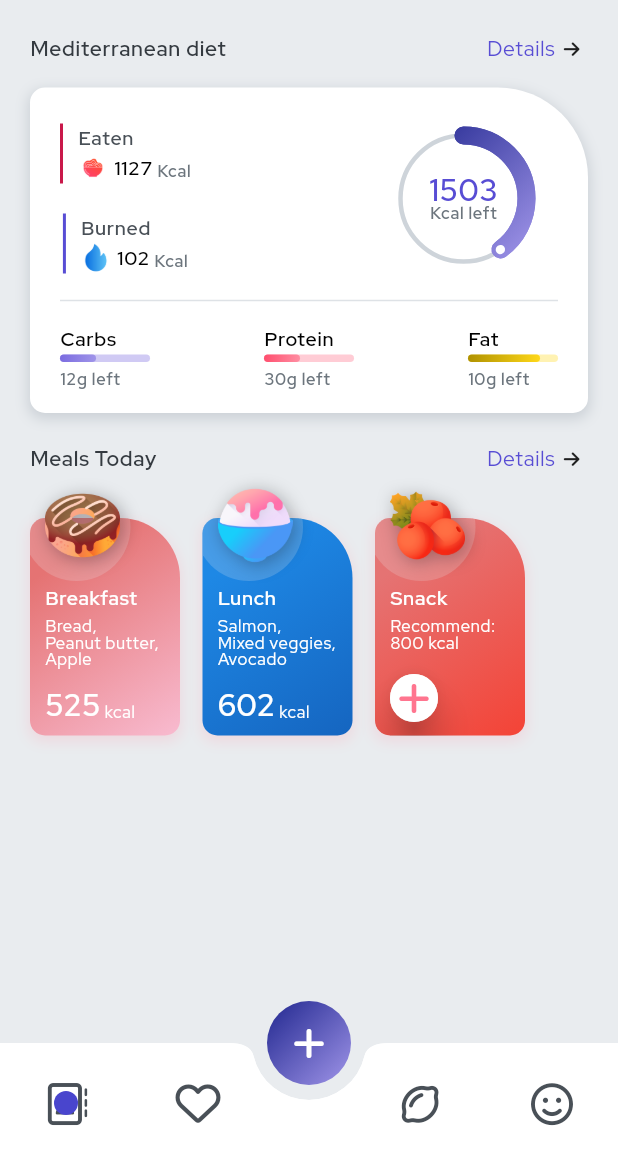
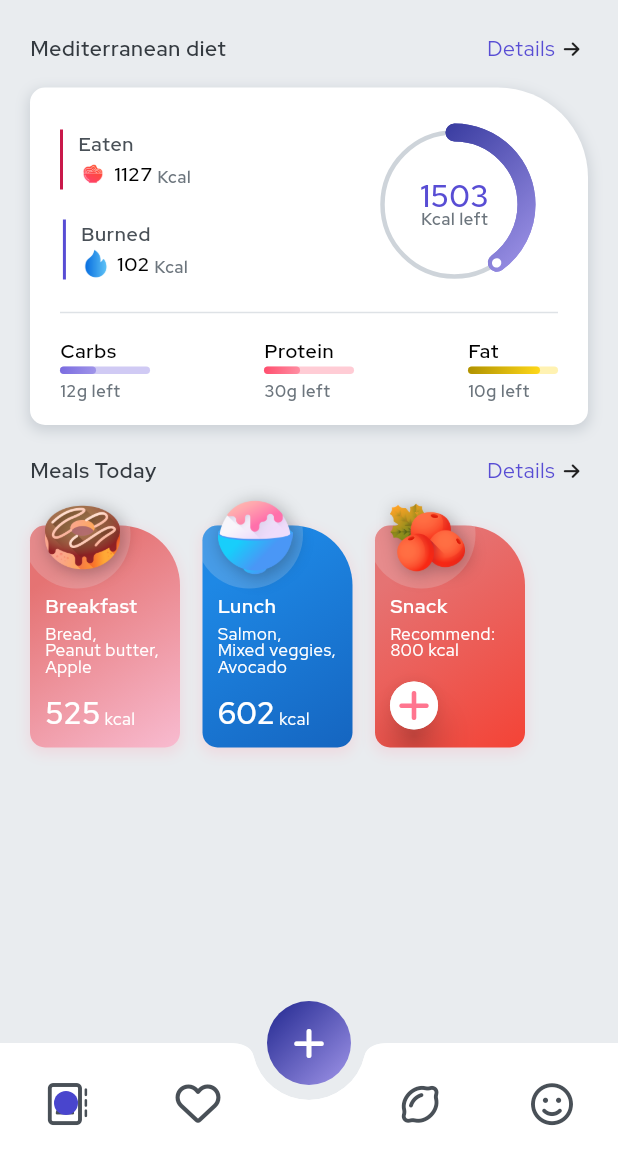
Before and after one commit to ezizull/tennet-gethired-app, a Flutter app: the screen it shows after launch, on a phone screen of 412 x 824 dp, the part 73-1236 px from its top. Run offline on Flutter 3.47's test engine with Material 2 defaults, Android fonts, the light colour scheme and no system bars; drawn by our look-alikes of percent_indicator, simple_shadow; our stand-ins replace font_awesome_flutter, get, google_fonts, responsive_framework.

Commit message:
add: home-page v1

```diff
--- a/lib/presentation/pages/home/home.dart
+++ b/lib/presentation/pages/home/home.dart
@@ -1,15 +1,10 @@
-import 'dart:math' as math;
 import 'package:flutter/material.dart';
-import 'package:font_awesome_flutter/font_awesome_flutter.dart';
 import 'package:get/get.dart';
 import 'package:gethired/presentation/controllers/controllers.dart';
 import 'package:gethired/utils/utils.dart';
-import 'package:gethired/utils/widgets/cicular_percent_indicator_widget.dart';
-import 'package:percent_indicator/linear_percent_indicator.dart';
 
-import 'widgets/status_activity.dart';
-import 'widgets/status_gizi.dart';
 import 'widgets/meals_headline.dart';
+import 'widgets/status_headline.dart';
 
 class HomePage extends GetView<HomeController> {
   const HomePage({super.key});
@@ -35,96 +30,7 @@
           ),
 
           // status headline
-          CardHeadlineWidget(
-            color: AppColors.white,
-            padding:
-                const EdgeInsets.only(top: 24, bottom: 15, left: 20, right: 20),
-            margin:
-                const EdgeInsets.only(top: 16, bottom: 20, left: 20, right: 20),
-            child: Column(children: [
-              // activity
-              Container(
-                margin: const EdgeInsets.only(bottom: 10),
-                child: Row(
-                  mainAxisAlignment: MainAxisAlignment.spaceBetween,
-                  children: [
-                    // activity
-                    Column(
-                      children: [
-                        const StatusActivity(
-                          title: "Eaten",
-                          margin: EdgeInsets.only(bottom: 20),
-                          lineColor: AppColors.red,
-                          numberText: "1127",
-                          image: AppImages.eatBowl,
-                        ),
-                        StatusActivity(
-                          title: "Burned",
-                          lineColor: AppColors.blue.shade500,
-                          numberText: "102",
-                          image: AppImages.fireBlue,
-                        ),
-                      ],
-                    ),
-
-                    // percent indicator
-                    const CircularPercentIndicatorWidget(
-                      title: "1503",
-                      margin: EdgeInsets.only(right: 15),
-                      radius: 48,
-                      percent: 0.4,
-                      subTitle: "Kcal left",
-                    ),
-                  ],
-                ),
-              ),
-
-              // line
-              Divider(
-                color: AppColors.white.shade200,
-              ),
-
-              // gizi
-              Container(
-                margin: const EdgeInsets.only(top: 8),
-                child: Row(
-                  mainAxisAlignment: MainAxisAlignment.spaceBetween,
-                  children: [
-                    StatusGizi(
-                      title: "Carbs",
-                      subTitle: "12g left",
-                      backgroundColor: AppColors.blue.shade50,
-                      percent: 0.4,
-                      colors: [
-                        AppColors.blue.shade100,
-                        AppColors.blue.shade300
-                      ],
-                    ),
-                    StatusGizi(
-                      title: "Protein",
-                      subTitle: "30g left",
-                      backgroundColor: AppColors.red.shade100,
-                      percent: 0.4,
-                      colors: [
-                        AppColors.red.shade300,
-                        AppColors.red.shade500,
-                      ],
-                    ),
-                    StatusGizi(
-                      title: "Fat",
-                      subTitle: "10g left",
-                      backgroundColor: AppColors.yellow.shade100,
-                      percent: 0.8,
-                      colors: [
-                        AppColors.yellow.shade600,
-                        AppColors.yellow.shade800
-                      ],
-                    ),
-                  ],
-                ),
-              )
-            ]),
-          ),
+          const StatusHeadline(),
 
           // meals headline
           TextHeadlineWidget(
--- a/lib/presentation/pages/home/widgets/meals_headline.dart
+++ b/lib/presentation/pages/home/widgets/meals_headline.dart
@@ -29,6 +29,7 @@
             end: Alignment.topLeft,
           ),
           width: 100,
+          height: 148,
           imgWidth: 50,
           shadowColor: AppColors.red.shade300.withOpacity(0.2),
           margin: const EdgeInsets.only(left: 20),
@@ -129,6 +130,7 @@
             end: Alignment.topLeft,
           ),
           width: 100,
+          height: 148,
           imgWidth: 50,
           shadowColor: AppColors.red.shade300.withOpacity(0.2),
           margin: const EdgeInsets.only(left: 15),
@@ -229,6 +231,7 @@
             end: Alignment.topLeft,
           ),
           width: 100,
+          height: 148,
           imgWidth: 50,
           shadowColor: AppColors.red.shade300.withOpacity(0.2),
           margin: const EdgeInsets.only(left: 15),
@@ -280,6 +283,7 @@
                   margin: const EdgeInsets.only(top: 15),
                   plusColor: AppColors.red.shade400,
                   color: AppColors.white,
+                  splashColor: AppColors.red.shade400.withOpacity(0.2),
                   elevation: 10,
                 ),
               ],
--- /dev/null
+++ b/lib/presentation/pages/home/widgets/status_headline.dart
@@ -0,0 +1,97 @@
+import 'package:flutter/material.dart';
+import 'package:gethired/utils/utils.dart';
+import 'package:gethired/utils/widgets/cicular_percent_indicator_widget.dart';
+import 'status_activity.dart';
+import 'status_gizi.dart';
+
+class StatusHeadline extends StatelessWidget {
+  const StatusHeadline({
+    super.key,
+  });
+
+  @override
+  Widget build(BuildContext context) {
+    return CardHeadlineWidget(
+      color: AppColors.white,
+      padding: const EdgeInsets.only(top: 24, bottom: 15, left: 20, right: 20),
+      margin: const EdgeInsets.only(top: 16, bottom: 20, left: 20, right: 20),
+      child: Column(children: [
+        // activity
+        Container(
+          margin: const EdgeInsets.only(bottom: 10),
+          child: Row(
+            mainAxisAlignment: MainAxisAlignment.spaceBetween,
+            children: [
+              // activity
+              Column(
+                children: [
+                  const StatusActivity(
+                    title: "Eaten",
+                    margin: EdgeInsets.only(bottom: 20),
+                    lineColor: AppColors.red,
+                    numberText: "1127",
+                    image: AppImages.eatBowl,
+                  ),
+                  StatusActivity(
+                    title: "Burned",
+                    lineColor: AppColors.blue.shade500,
+                    numberText: "102",
+                    image: AppImages.fireBlue,
+                  ),
+                ],
+              ),
+
+              // percent indicator
+              const CircularPercentIndicatorWidget(
+                title: "1503",
+                margin: EdgeInsets.only(right: 15),
+                radius: 54,
+                percent: 0.4,
+                subTitle: "Kcal left",
+              ),
+            ],
+          ),
+        ),
+
+        // line
+        Divider(
+          color: AppColors.white.shade200,
+        ),
+
+        // gizi
+        Container(
+          margin: const EdgeInsets.only(top: 8),
+          child: Row(
+            mainAxisAlignment: MainAxisAlignment.spaceBetween,
+            children: [
+              StatusGizi(
+                title: "Carbs",
+                subTitle: "12g left",
+                backgroundColor: AppColors.blue.shade50,
+                percent: 0.4,
+                colors: [AppColors.blue.shade100, AppColors.blue.shade300],
+              ),
+              StatusGizi(
+                title: "Protein",
+                subTitle: "30g left",
+                backgroundColor: AppColors.red.shade100,
+                percent: 0.4,
+                colors: [
+                  AppColors.red.shade300,
+                  AppColors.red.shade500,
+                ],
+              ),
+              StatusGizi(
+                title: "Fat",
+                subTitle: "10g left",
+                backgroundColor: AppColors.yellow.shade100,
+                percent: 0.8,
+                colors: [AppColors.yellow.shade600, AppColors.yellow.shade800],
+              ),
+            ],
+          ),
+        )
+      ]),
+    );
+  }
+}
--- a/lib/utils/widgets/card_image_widget.dart
+++ b/lib/utils/widgets/card_image_widget.dart
@@ -14,6 +14,8 @@
 
   static const Color defaultShadowColor = Colors.black12;
 
+  static void defaultOnTap() {}
+
   const CardImageWidget({
     super.key,
     this.child,
@@ -27,6 +29,7 @@
     this.margin,
     this.borderRadius = defaultBorderRadius,
     required this.image,
+    this.onTap = defaultOnTap,
   });
 
   final Widget? child;
@@ -38,20 +41,27 @@
   final double? imgWidth;
   final Color shadowColor;
   final EdgeInsetsGeometry? margin;
-  final BorderRadiusGeometry? borderRadius;
+  final BorderRadius? borderRadius;
   final ImageProvider<Object> image;
+  final Function()? onTap;
 
   @override
   Widget build(BuildContext context) {
     return Container(
       margin: margin,
       child: Stack(
+        alignment: Alignment.bottomCenter,
         children: [
           // card
-          Container(
+          ClipRRect(
+            borderRadius: borderRadius,
+            child: InkWell(
+              onTap: onTap,
+              borderRadius: borderRadius,
+              splashColor: AppColors.white.withOpacity(0.2),
+              child: Ink(
                 height: height,
                 width: width,
-            margin: const EdgeInsets.only(top: 20),
                 decoration: BoxDecoration(
                   color: color,
                   gradient: gradient,
@@ -65,14 +75,14 @@
                     ),
                   ],
                 ),
-            clipBehavior: Clip.hardEdge,
                 child: Stack(children: [
                   Positioned(
                     left: -5,
                     top: -30,
                     child: CircleAvatar(
                       radius: 36,
-                  backgroundColor: AppColors.white.shade100.withOpacity(0.2),
+                      backgroundColor:
+                          AppColors.white.shade100.withOpacity(0.2),
                     ),
                   ),
                   SizedBox(
@@ -82,10 +92,13 @@
                   )
                 ]),
               ),
+            ),
+          ),
 
           // image
           Positioned(
             left: 10,
+            top: 0,
             child: Stack(
               children: [
                 // image
--- a/lib/utils/widgets/center_button_widget.dart
+++ b/lib/utils/widgets/center_button_widget.dart
@@ -3,11 +3,14 @@
 import 'package:gethired/utils/themes/colors_theme.dart';
 
 class CenterPlusButton extends StatelessWidget {
+  static const defaultSplashColor = Color(0x33FFFFFF);
+
   const CenterPlusButton({
     super.key,
     this.color,
     this.gradient,
     this.plusColor,
+    this.splashColor = defaultSplashColor,
     this.margin,
     this.padding,
     this.width,
@@ -17,6 +20,7 @@
 
   final Color? color;
   final Color? plusColor;
+  final Color? splashColor;
   final Gradient? gradient;
   final EdgeInsets? margin;
   final EdgeInsets? padding;
@@ -41,6 +45,7 @@
           backgroundColor: color ?? AppColors.transparent,
           shape: const StadiumBorder(),
           elevation: elevation,
+          splashColor: splashColor,
           child: Icon(FontAwesomeIcons.plus, color: plusColor),
         ));
   }
```
Lines whose indentation alone changed are shown as unchanged.
